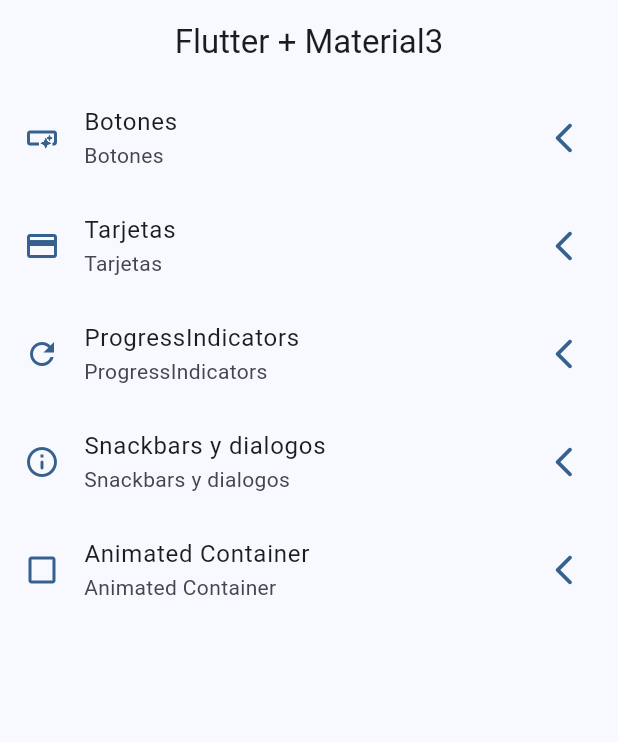
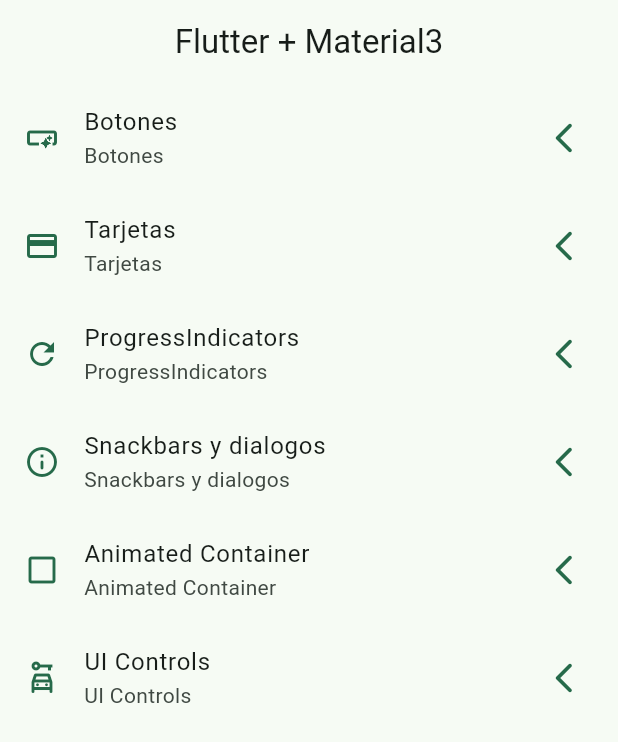
Before and after one commit to Rubenmontes02/App-Widgets-Flutter-, a Flutter app: the screen it shows after launch, on a phone screen of 412 x 824 dp. Shown: the top 742 px of the screen. Run offline on Flutter 3.47's test engine with Material 2 defaults, Android fonts, the phone set to English and light mode, and no system bars; our stand-ins replace go_router.

```diff
--- a/lib/config/menu/menu_items.dart
+++ b/lib/config/menu/menu_items.dart
@@ -3,14 +3,14 @@ import 'package:flutter/material.dart';
 class MenuItem{
 
   final String title;
-  final String subtitle;
+  final String subTitle;
   final String link;
   final IconData icon;
 
 
   const MenuItem({
     required this.title,
-    required this.subtitle,
+    required this.subTitle,
     required this.link,
     required this.icon
     });
@@ -23,21 +23,21 @@ const appMenuItems = <MenuItem>[
 
   MenuItem(
     title: 'Botones',
-    subtitle: 'Varios botones en flutter',
+    subTitle: 'Varios botones en flutter',
     link: '/buttons',
     icon: Icons.smart_button_outlined
     ),
 
   MenuItem(
     title: 'Tarjetas',
-    subtitle: 'Un contenedor estetizado',
+    subTitle: 'Un contenedor estetizado',
     link: '/cards',
     icon: Icons.credit_card
     ),
 
     MenuItem(
     title: 'ProgressIndicators',
-    subtitle: 'Generales y controlados',
+    subTitle: 'Generales y controlados',
     link: '/progress',
     icon: Icons.refresh_outlined
     ),
@@ -45,16 +45,24 @@ const appMenuItems = <MenuItem>[
 
     MenuItem(
     title: 'Snackbars y dialogos',
-    subtitle: 'Indicadores en pantalla',
+    subTitle: 'Indicadores en pantalla',
     link: '/snackbar',
     icon: Icons.info_outline_rounded
     ),
 
     MenuItem(
     title: 'Animated Container',
-    subtitle: 'Stateful widget animated',
+    subTitle: 'Stateful widget animated',
     link: '/animated',
     icon: Icons.check_box_outline_blank_outlined
     ),
 
+    MenuItem(
+    title: 'UI Controls',
+    subTitle: 'Serie de controles de Flutter',
+    link: '/ui-controls',
+    icon: Icons.car_rental_outlined
+    ),
+
+
 ];
--- a/lib/config/router/app_router.dart
+++ b/lib/config/router/app_router.dart
@@ -43,6 +43,11 @@ final appRouter = GoRouter(
       builder: (context, state) => const AnimatedScreen(),
     ),
 
+    GoRoute(
+      path: '/ui-controls',
+      name: UiControlScreen.name,
+      builder: (context, state) => const UiControlScreen(),
+    ),
 
   ],
 );
--- a/lib/main.dart
+++ b/lib/main.dart
@@ -15,7 +15,7 @@ class MainApp extends StatelessWidget {
       title: 'Flutter Widgets',
       routerConfig: appRouter,
       debugShowCheckedModeBanner: false,
-      theme: AppTheme(selectedColor: 1).getTheme(),
+      theme: AppTheme(selectedColor: 2).getTheme(),
 
 
     );
```
Also changed, not shown: lib/presentation/screens/ui_controlls/ui_controls_screen.dart (+116 -3 lines).
